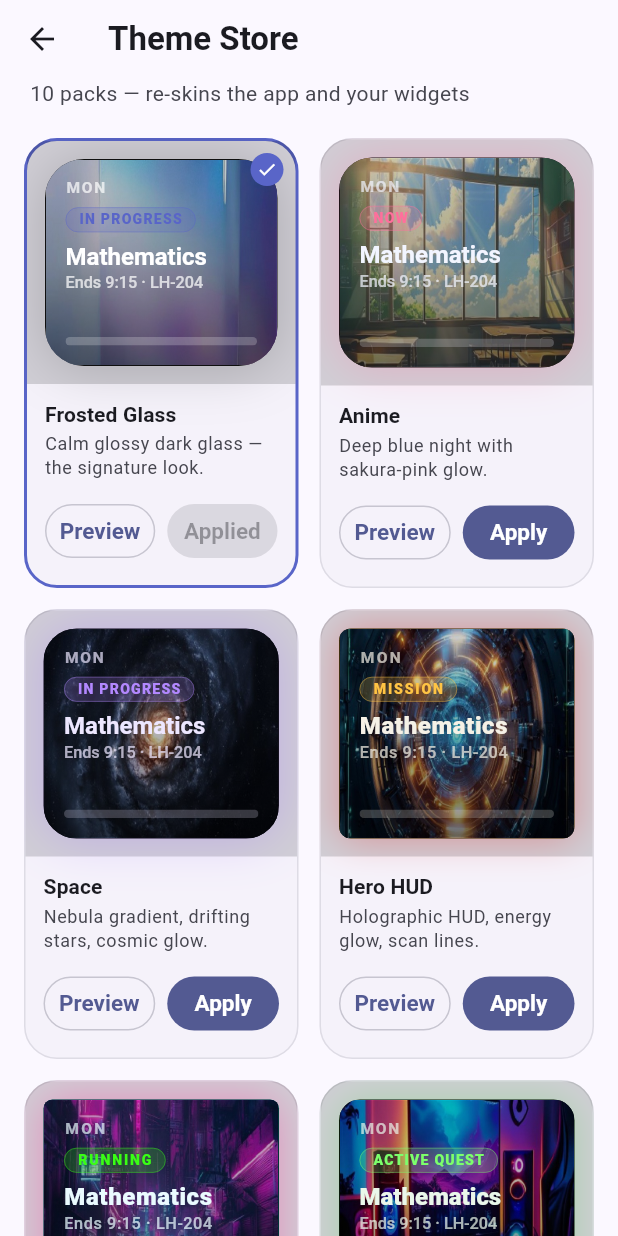
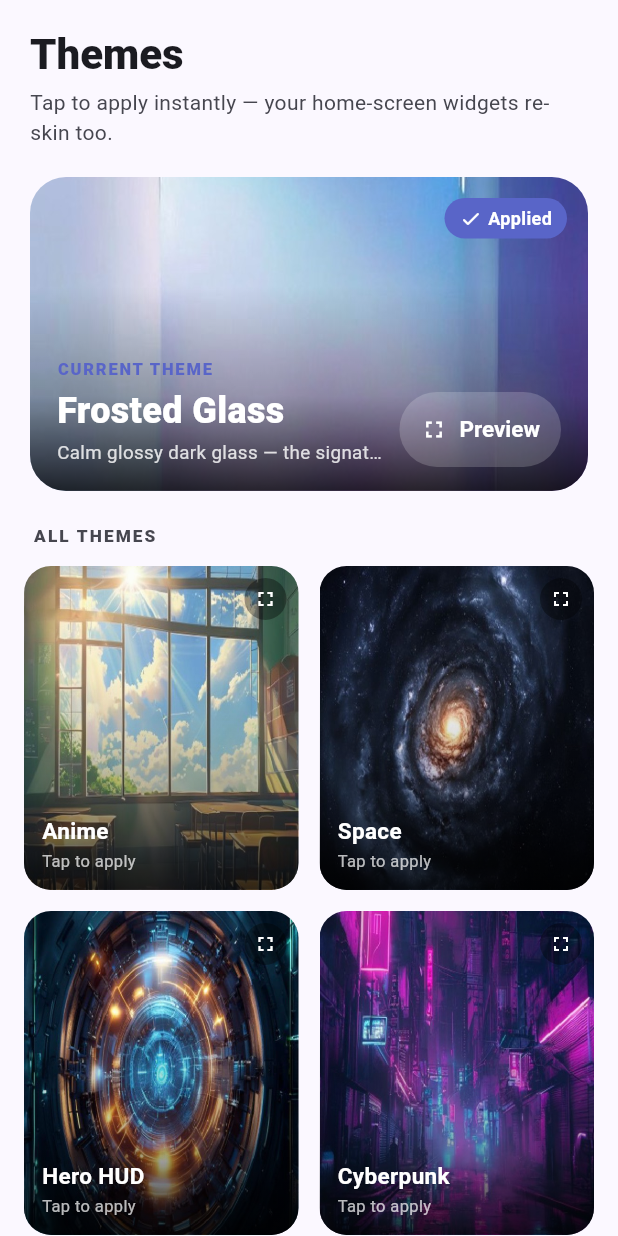
Before and after one commit to dhrruwa/TimeTable, a Flutter app: the ThemeStoreScreen screen opened directly, on a phone screen of 412 x 824 dp. Run offline on Flutter 3.47's test engine with Material 3 defaults, Android fonts, the phone set to English and light mode, and no system bars; our stand-ins replace app_links, file_picker, flutter_riverpod, isar, qr_flutter, share_plus; missing offline and left inert: home_widget, mobile_scanner; accounts and stored records are empty; generated files the repository leaves out were written again.

Commit message:
Fix system light/dark, remove motivation notes, redesign Theme Store
- System appearance: honor the user's Light/Dark/System choice for every theme
  pack (previously all non-default packs were pinned to dark, so the setting did
  nothing). AppTheme already builds proper light + dark schemes from the seed.
- Remove the daily motivational/quote note from the Today screen and the widget
  (deleted NotesEngine; cleared the widget's motivational_note).
- Redesign the Theme Store: wallpaper-forward layout with a "Current Theme" hero
  (Applied badge + Preview) and tap-to-apply tiles with haptics.
- Rebuild release APK + AAB with the fixes; refresh web/public/timetable.apk.
- Add store_assets/ (512 icon, 1024x500 feature graphic, 5 phone screenshots)
  and the feature-graphic generator.

Co-Authored-By: Claude Opus 4.8 <noreply@anthropic.com>

```diff
--- a/lib/logic/notes_engine.dart
+++ /dev/null
@@ -1,79 +0,0 @@
-import '../models/period_models.dart';
-import 'timetable_builder.dart';
-
-/// Picks a single contextual, motivational note for the Today screen / widget.
-///
-/// Priority: low-attendance alert > lab-today reminder > early-start warning >
-/// evening prep > generic pool (seeded by weekday so it's stable for the day).
-/// Pure — no Flutter, no persistence.
-class NotesEngine {
-  const NotesEngine._();
-
-  static String pick({
-    required DateTime now,
-    required Timetable timetable,
-    Map<String, double> attendancePct = const {},
-  }) {
-    final weekday = now.weekday;
-    final todays = TimetableBuilder.buildDay(
-      timetable.periodsOn(weekday),
-      timetable.subjectsById,
-      timetable.config,
-    );
-
-    // 1. Low attendance (< 70%) for a subject scheduled today.
-    final byId = timetable.subjectsById;
-    for (final p in timetable.periodsOn(weekday)) {
-      final pct = attendancePct[p.subjectId];
-      if (pct != null && pct < 0.70) {
-        final name = byId[p.subjectId]?.name ?? 'a subject';
-        return "! $name attendance is ${(pct * 100).round()}% — don't skip today.";
-      }
-    }
-
-    // 2. Lab today.
-    final lab = todays.where((e) => e.isLab).toList();
-    if (lab.isNotEmpty) {
-      return 'You have ${lab.first.title} today — come prepared!';
-    }
-
-    // 3. Early first class tomorrow.
-    final tmrwWeekday = now.add(const Duration(days: 1)).weekday;
-    final tmrw = TimetableBuilder.buildDay(
-      timetable.periodsOn(tmrwWeekday),
-      byId,
-      timetable.config,
-    );
-    final lastEnd = todays.isEmpty ? 0 : todays.last.endMin;
-    final afterClasses = now.hour * 60 + now.minute >= lastEnd;
-    if (afterClasses && tmrw.isNotEmpty && tmrw.first.startMin <= 9 * 60) {
-      return 'Early start tomorrow — first class at '
-          '${_hm(tmrw.first.startMin)}. Rest up!';
-    }
-
-    // 4. Evening prep.
-    if (afterClasses && todays.isNotEmpty) {
-      return 'Day done. Get tomorrow sorted and rest well.';
-    }
-
-    // 5. Generic pool, stable per weekday.
-    return _generic[weekday % _generic.length];
-  }
-
-  static String _hm(int minutes) {
-    final h = minutes ~/ 60;
-    final m = minutes % 60;
-    final hr = h % 12 == 0 ? 12 : h % 12;
-    return '$hr:${m.toString().padLeft(2, '0')} ${h < 12 ? 'AM' : 'PM'}';
-  }
-
-  static const _generic = [
-    'Every class is one step closer to your degree',
-    "Show up. That's already half the battle",
-    'Your future self will thank you for attending today',
-    "One period at a time. You've got this",
-    'Consistency beats intensity. Be consistent',
-    'Small steps every day add up to big results',
-    'Focus on today — tomorrow takes care of itself',
-  ];
-}
--- a/lib/main.dart
+++ b/lib/main.dart
@@ -14,7 +14,6 @@ import 'providers/widget_providers.dart';
 import 'screens/home_screen.dart';
 import 'screens/onboarding_screen.dart';
 import 'theme.dart';
-import 'theme/theme_catalog.dart';
 import 'theme/wallpaper_packs.dart';
 import 'widgets/weather/weather_style.dart';
 import 'widgetkit/deep_link_handler.dart';
@@ -81,18 +80,15 @@ class TimetableApp extends ConsumerWidget {
     // previews render with the active pack immediately.
     Wx.active = theme;
 
-    // The default pack still honors the user's light/dark/system choice; the
-    // vivid packs are designed dark-only, so pin them to dark.
-    final effectiveMode =
-        theme.id == kDefaultThemeId ? themeMode : ThemeMode.dark;
-
     return MaterialApp(
       title: 'Timetable',
       debugShowCheckedModeBanner: false,
       navigatorKey: DeepLinkHandler.navigatorKey,
       theme: AppTheme.light(theme),
       darkTheme: AppTheme.dark(theme),
-      themeMode: effectiveMode,
+      // Always honor the user's Light / Dark / System choice. The theme pack
+      // supplies the accent + widget wallpapers; the app chrome follows brightness.
+      themeMode: themeMode,
       home: DeepLinkHandler(
         child: _ThemeMorph(
           themeId: theme.id,
--- a/lib/screens/theme_store_screen.dart
+++ b/lib/screens/theme_store_screen.dart
@@ -1,4 +1,5 @@
 import 'package:flutter/material.dart';
+import 'package:flutter/services.dart';
 import 'package:flutter_riverpod/flutter_riverpod.dart';
 
 import '../providers/community_providers.dart';
@@ -6,201 +7,294 @@ import '../providers/providers.dart';
 import '../theme/theme_catalog.dart';
 import '../theme/theme_model.dart';
 import '../theme/wallpaper_packs.dart';
-import '../widgets/theme_mock.dart';
 import 'theme_preview_screen.dart';
 
-/// Browse, preview, and apply theme packs. Applying updates the in-app UI and
-/// every home-screen widget instantly (via [AppPrefsNotifier.setTheme] →
-/// [selectedThemeIdProvider] → the widget refresh listener).
+/// Wallpaper-forward theme picker. The active pack sits in a large featured
+/// card; every other pack is a tap-to-apply tile. Applying re-skins the app and
+/// all home-screen widgets instantly (via [AppPrefsNotifier.setTheme]).
 class ThemeStoreScreen extends ConsumerWidget {
   const ThemeStoreScreen({super.key});
 
+  void _apply(WidgetRef ref, ThemeModel t) {
+    HapticFeedback.selectionClick();
+    ref.read(appPrefsProvider.notifier).setTheme(t.id);
+  }
+
+  void _preview(BuildContext context, ThemeModel t) {
+    Navigator.of(context).push(
+      MaterialPageRoute(builder: (_) => ThemePreviewScreen(theme: t)),
+    );
+  }
+
   @override
   Widget build(BuildContext context, WidgetRef ref) {
+    final scheme = Theme.of(context).colorScheme;
     final selectedId = ref.watch(selectedThemeIdProvider);
+    final current = kThemePacks.firstWhere((t) => t.id == selectedId,
+        orElse: () => kThemePacks.first);
+    final others = kThemePacks.where((t) => t.id != current.id).toList();
 
     return Scaffold(
-      appBar: AppBar(
-        title: const Text('Theme Store'),
-        bottom: PreferredSize(
-          preferredSize: const Size.fromHeight(28),
-          child: Align(
-            alignment: Alignment.centerLeft,
+      body: SafeArea(
+        bottom: false,
+        child: CustomScrollView(
+          slivers: [
+            SliverToBoxAdapter(
               child: Padding(
-              padding: const EdgeInsets.fromLTRB(20, 0, 20, 12),
-              child: Text(
-                '${kThemePacks.length} packs — re-skins the app and your widgets',
+                padding: const EdgeInsets.fromLTRB(20, 18, 20, 6),
+                child: Column(
+                  crossAxisAlignment: CrossAxisAlignment.start,
+                  children: [
+                    Text('Themes',
+                        style: Theme.of(context).textTheme.headlineMedium?.copyWith(
+                              fontWeight: FontWeight.w800,
+                            )),
+                    const SizedBox(height: 4),
+                    Text(
+                      'Tap to apply instantly — your home-screen widgets re-skin too.',
                       style: Theme.of(context).textTheme.bodyMedium?.copyWith(
-                      color: Theme.of(context).colorScheme.onSurfaceVariant,
+                            color: scheme.onSurfaceVariant,
+                          ),
+                    ),
+                  ],
                 ),
               ),
             ),
+            SliverToBoxAdapter(
+              child: Padding(
+                padding: const EdgeInsets.fromLTRB(20, 14, 20, 6),
+                child: _FeaturedCard(
+                  theme: current,
+                  onPreview: () => _preview(context, current),
                 ),
               ),
             ),
-      body: GridView.builder(
-        padding: const EdgeInsets.fromLTRB(16, 8, 16, 24),
+            SliverToBoxAdapter(
+              child: Padding(
+                padding: const EdgeInsets.fromLTRB(22, 16, 20, 8),
+                child: Text('ALL THEMES',
+                    style: TextStyle(
+                      fontSize: 11.5,
+                      fontWeight: FontWeight.w800,
+                      letterSpacing: 1.4,
+                      color: scheme.onSurfaceVariant,
+                    )),
+              ),
+            ),
+            SliverPadding(
+              padding: const EdgeInsets.fromLTRB(16, 4, 16, 28),
+              sliver: SliverGrid(
                 gridDelegate: const SliverGridDelegateWithMaxCrossAxisExtent(
-          maxCrossAxisExtent: 260,
-          mainAxisExtent: 300,
+                  maxCrossAxisExtent: 210,
+                  mainAxisExtent: 216,
                   crossAxisSpacing: 14,
                   mainAxisSpacing: 14,
                 ),
-        itemCount: kThemePacks.length,
-        itemBuilder: (context, i) {
-          final theme = kThemePacks[i];
-          return _ThemeCard(
-            theme: theme,
-            selected: theme.id == selectedId,
+                delegate: SliverChildBuilderDelegate(
+                  (context, i) {
+                    final t = others[i];
+                    return _ThemeTile(
+                      theme: t,
                       index: i,
-            onApply: () => ref.read(appPrefsProvider.notifier).setTheme(theme.id),
-            onPreview: () => Navigator.of(context).push(
-              MaterialPageRoute(builder: (_) => ThemePreviewScreen(theme: theme)),
-            ),
+                      onApply: () => _apply(ref, t),
+                      onPreview: () => _preview(context, t),
                     );
                   },
+                  childCount: others.length,
+                ),
+              ),
+            ),
+          ],
+        ),
       ),
     );
   }
 }
 
-class _ThemeCard extends StatefulWidget {
+/// Background: the pack's preview wallpaper, or its gradient if art is absent.
+Widget _themeBackground(ThemeModel theme) {
+  final img = WallpaperPacks.preview(theme.assetPack);
+  final fallback = DecoratedBox(
+    decoration: BoxDecoration(gradient: theme.background.linearGradient),
+  );
+  if (img == null) return fallback;
+  return Image.asset(img, fit: BoxFit.cover, errorBuilder: (_, __, ___) => fallback);
+}
+
+const _scrim = DecoratedBox(
+  decoration: BoxDecoration(
+    gradient: LinearGradient(
+      begin: Alignment.topCenter,
+      end: Alignment.bottomCenter,
+      colors: [Color(0x00000000), Color(0x40000000), Color(0xCC000000)],
+      stops: [0.35, 0.7, 1.0],
+    ),
+  ),
+);
+
+/// Large hero for the currently-applied theme.
+class _FeaturedCard extends StatelessWidget {
   final ThemeModel theme;
-  final bool selected;
+  final VoidCallback onPreview;
+  const _FeaturedCard({required this.theme, required this.onPreview});
+
+  @override
+  Widget build(BuildContext context) {
+    return AspectRatio(
+      aspectRatio: 16 / 9,
+      child: ClipRRect(
+        borderRadius: BorderRadius.circular(24),
+        child: Stack(
+          fit: StackFit.expand,
+          children: [
+            _themeBackground(theme),
+            const Positioned.fill(child: _scrim),
+            // Applied badge.
+            Positioned(
+              top: 14,
+              right: 14,
+              child: Container(
+                padding: const EdgeInsets.symmetric(horizontal: 10, vertical: 5),
+                decoration: BoxDecoration(
+                  color: theme.accent,
+                  borderRadius: BorderRadius.circular(999),
+                ),
+                child: const Row(mainAxisSize: MainAxisSize.min, children: [
+                  Icon(Icons.check_rounded, size: 15, color: Colors.white),
+                  SizedBox(width: 4),
+                  Text('Applied',
+                      style: TextStyle(
+                          color: Colors.white,
+                          fontSize: 12,
+                          fontWeight: FontWeight.w700)),
+                ]),
+              ),
+            ),
+            Positioned(
+              left: 18,
+              right: 18,
+              bottom: 16,
+              child: Row(
+                crossAxisAlignment: CrossAxisAlignment.end,
+                children: [
+                  Expanded(
+                    child: Column(
+                      crossAxisAlignment: CrossAxisAlignment.start,
+                      mainAxisSize: MainAxisSize.min,
+                      children: [
+                        Text('CURRENT THEME',
+                            style: TextStyle(
+                                color: theme.accent,
+                                fontSize: 11,
+                                fontWeight: FontWeight.w800,
+                                letterSpacing: 1.2)),
+                        const SizedBox(height: 3),
+                        Text(theme.name,
+                            maxLines: 1,
+                            overflow: TextOverflow.ellipsis,
+                            style: const TextStyle(
+                                color: Colors.white,
+                                fontSize: 24,
+                                fontWeight: FontWeight.w800)),
+                        const SizedBox(height: 2),
+                        Text(theme.description,
+                            maxLines: 1,
+                            overflow: TextOverflow.ellipsis,
+                            style: TextStyle(
+                                color: Colors.white.withValues(alpha: 0.82),
+                                fontSize: 12.5)),
+                      ],
+                    ),
+                  ),
+                  const SizedBox(width: 10),
+                  FilledButton.tonalIcon(
+                    onPressed: onPreview,
+                    style: FilledButton.styleFrom(
+                      backgroundColor: Colors.white.withValues(alpha: 0.18),
+                      foregroundColor: Colors.white,
+                      padding: const EdgeInsets.symmetric(horizontal: 14, vertical: 10),
+                    ),
+                    icon: const Icon(Icons.fullscreen, size: 18),
+                    label: const Text('Preview'),
+                  ),
+                ],
+              ),
+            ),
+          ],
+        ),
+      ),
+    );
+  }
+}
+
+/// A tap-to-apply wallpaper tile.
+class _ThemeTile extends StatelessWidget {
+  final ThemeModel theme;
   final int index;
   final VoidCallback onApply;
   final VoidCallback onPreview;
-  const _ThemeCard({
+  const _ThemeTile({
     required this.theme,
-    required this.selected,
     required this.index,
     required this.onApply,
     required this.onPreview,
   });
 
   @override
-  State<_ThemeCard> createState() => _ThemeCardState();
-}
-
-class _ThemeCardState extends State<_ThemeCard> {
-  double _opacity = 0;
-
-  @override
-  void initState() {
-    super.initState();
-    // Staggered fade-in as the grid builds.
-    Future.delayed(Duration(milliseconds: 40 * (widget.index % 8)), () {
-      if (mounted) setState(() => _opacity = 1);
-    });
-  }
-
-  @override
   Widget build(BuildContext context) {
-    final scheme = Theme.of(context).colorScheme;
-    final t = widget.theme;
-    return AnimatedOpacity(
-      opacity: _opacity,
-      duration: const Duration(milliseconds: 300),
+    return TweenAnimationBuilder<double>(
+      tween: Tween(begin: 0, end: 1),
+      duration: Duration(milliseconds: 260 + 30 * (index % 6)),
       curve: Curves.easeOut,
-      child: AnimatedSlide(
-        offset: Offset(0, _opacity == 1 ? 0 : 0.05),
-        duration: const Duration(milliseconds: 300),
-        curve: Curves.easeOutCubic,
+      builder: (context, v, child) => Opacity(
+        opacity: v,
+        child: Transform.translate(offset: Offset(0, (1 - v) * 10), child: child),
+      ),
+      child: GestureDetector(
+        onTap: onApply,
+        child: ClipRRect(
+          borderRadius: BorderRadius.circular(18),
+          child: Stack(
+            fit: StackFit.expand,
+            children: [
+              _themeBackground(theme),
+              const Positioned.fill(child: _scrim),
+              // Preview affordance.
+              Positioned(
+                top: 8,
+                right: 8,
+                child: GestureDetector(
+                  onTap: onPreview,
                   child: Container(
+                    padding: const EdgeInsets.all(6),
                     decoration: BoxDecoration(
-            color: scheme.surfaceContainerLow,
-            borderRadius: BorderRadius.circular(22),
-            border: Border.all(
-              color: widget.selected ? t.accent : scheme.outlineVariant.withValues(alpha: 0.5),
-              width: widget.selected ? 2 : 1,
+                      color: Colors.black.withValues(alpha: 0.35),
+                      shape: BoxShape.circle,
                     ),
-          ),
-          clipBehavior: Clip.antiAlias,
-          child: Column(
-            crossAxisAlignment: CrossAxisAlignment.stretch,
-            children: [
-              // Preview area (tap to open full preview).
-              Expanded(
-                child: GestureDetector(
-                  onTap: widget.onPreview,
-                  child: Stack(
-                    children: [
-                      Positioned.fill(
-                        child: Container(
-                          color: Colors.black.withValues(alpha: 0.15),
-                          padding: const EdgeInsets.all(12),
-                          child: Center(
-                            child: ThemeMock(
-                              theme: t,
-                              width: 160,
-                              height: 150,
-                              compact: true,
-                              imageAsset: WallpaperPacks.preview(t.assetPack),
+                    child: const Icon(Icons.fullscreen, size: 16, color: Colors.white),
                   ),
                 ),
               ),
-                      ),
-                      if (widget.selected)
               Positioned(
-                          top: 8,
-                          right: 8,
-                          child: Container(
-                            padding: const EdgeInsets.all(4),
-                            decoration: BoxDecoration(
-                              color: t.accent,
-                              shape: BoxShape.circle,
-                            ),
-                            child: const Icon(Icons.check, size: 14, color: Colors.white),
-                          ),
-                        ),
-                    ],
-                  ),
-                ),
-              ),
-              Padding(
-                padding: const EdgeInsets.fromLTRB(12, 10, 12, 12),
+                left: 12,
+                right: 12,
+                bottom: 11,
                 child: Column(
                   crossAxisAlignment: CrossAxisAlignment.start,
+                  mainAxisSize: MainAxisSize.min,
                   children: [
-                    Text(t.name,
-                        style: Theme.of(context).textTheme.titleSmall?.copyWith(
-                              fontWeight: FontWeight.w700,
-                            )),
+                    Text(theme.name,
+                        maxLines: 1,
+                        overflow: TextOverflow.ellipsis,
+                        style: const TextStyle(
+                            color: Colors.white,
+                            fontSize: 15,
+                            fontWeight: FontWeight.w700)),
                     const SizedBox(height: 2),
-                    Text(
-                      t.description,
-                      maxLines: 2,
-                      overflow: TextOverflow.ellipsis,
-                      style: Theme.of(context).textTheme.bodySmall?.copyWith(
-                            color: scheme.onSurfaceVariant,
-                          ),
-                    ),
-                    const SizedBox(height: 10),
-                    Row(
-                      children: [
-                        Expanded(
-                          child: OutlinedButton(
-                            onPressed: widget.onPreview,
-                            style: OutlinedButton.styleFrom(
-                              padding: const EdgeInsets.symmetric(vertical: 8),
-                              minimumSize: const Size(0, 36),
-                            ),
-                            child: const Text('Preview'),
-                          ),
-                        ),
-                        const SizedBox(width: 8),
-                        Expanded(
-                          child: FilledButton(
-                            onPressed: widget.selected ? null : widget.onApply,
-                            style: FilledButton.styleFrom(
-                              padding: const EdgeInsets.symmetric(vertical: 8),
-                              minimumSize: const Size(0, 36),
-                            ),
-                            child: Text(widget.selected ? 'Applied' : 'Apply'),
-                          ),
-                        ),
-                      ],
-                    ),
+                    Text('Tap to apply',
+                        style: TextStyle(
+                            color: Colors.white.withValues(alpha: 0.72),
+                            fontSize: 11)),
                   ],
                 ),
               ),
--- a/lib/screens/today_screen.dart
+++ b/lib/screens/today_screen.dart
@@ -1,7 +1,6 @@
 import 'package:flutter/material.dart';
 import 'package:flutter_riverpod/flutter_riverpod.dart';
 
-import '../logic/notes_engine.dart';
 import '../logic/timetable_builder.dart';
 import '../logic/today_engine.dart';
 import '../models/period_models.dart';
@@ -30,7 +29,6 @@ class TodayScreen extends ConsumerWidget {
     final timetable = ref.watch(timetableProvider);
     final timeline = ref.watch(timelineForDayProvider(weekday));
     final status = TodayEngine.compute(timeline, now);
-    final note = NotesEngine.pick(now: now, timetable: timetable);
 
     // Flip to next-day mode once today's classes are over (or there are none).
     final nextDayMode = status.dayOver || status.empty;
@@ -75,8 +73,6 @@ class TodayScreen extends ConsumerWidget {
                     status: status,
                     context: context,
                     labels: ref.watch(activeThemeProvider).labels),
-                const SizedBox(height: 14),
-                NoteCard(note: note),
                 const SizedBox(height: 24),
                 Text("Today's schedule",
                     style: Theme.of(context).textTheme.titleMedium),
--- a/lib/widgetkit/home_widget_service.dart
+++ b/lib/widgetkit/home_widget_service.dart
@@ -4,7 +4,6 @@ import 'dart:io' show Platform;
 import 'package:flutter/widgets.dart';
 import 'package:home_widget/home_widget.dart';
 
-import '../logic/notes_engine.dart';
 import '../logic/timetable_builder.dart';
 import '../logic/today_engine.dart';
 import '../models/period_models.dart';
@@ -182,7 +181,7 @@ class HomeWidgetService {
       await HomeWidget.saveWidgetData<String>('tt_day', weekdayFull);
       await HomeWidget.saveWidgetData<String>('tt_status', status.statusLine);
 
-      // Feature 4 — next-day preview + motivational note for the widget.
+      // Feature 4 — next-day preview for the widget.
       final isNextDay = status.dayOver || status.empty;
       var nextDayLabel = '';
       var nextDayPreview = '';
@@ -217,8 +216,7 @@ class HomeWidgetService {
       await HomeWidget.saveWidgetData<bool>('is_next_day_mode', isNextDay);
       await HomeWidget.saveWidgetData<String>('next_day_label', nextDayLabel);
       await HomeWidget.saveWidgetData<String>('next_day_preview', nextDayPreview);
-      await HomeWidget.saveWidgetData<String>(
-          'motivational_note', NotesEngine.pick(now: at, timetable: timetable));
+      await HomeWidget.saveWidgetData<String>('motivational_note', '');
       await HomeWidget.saveWidgetData<String>('attendance_warning', '');
 
       // Refresh each Android size widget + the iOS widget.
```
Also changed, not shown: tool/make_feature_graphic.dart (added, +46 -0 lines), store_assets/play_feature_graphic.png (added), store_assets/play_icon_512.png (added), 5 other files. Lines whose indentation alone changed are shown as unchanged.
